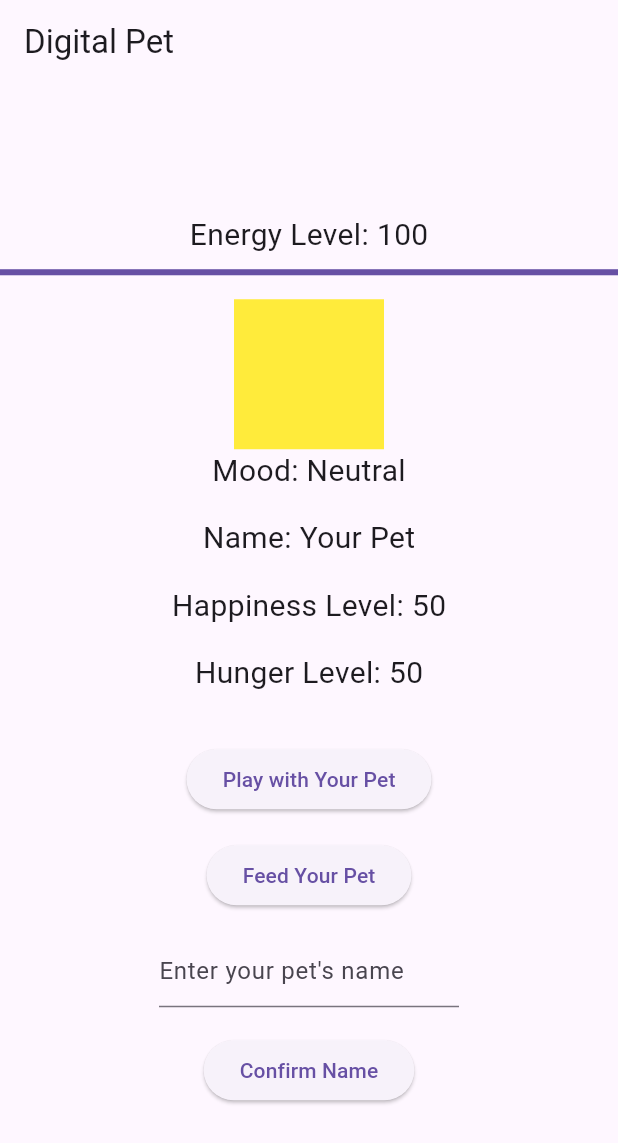
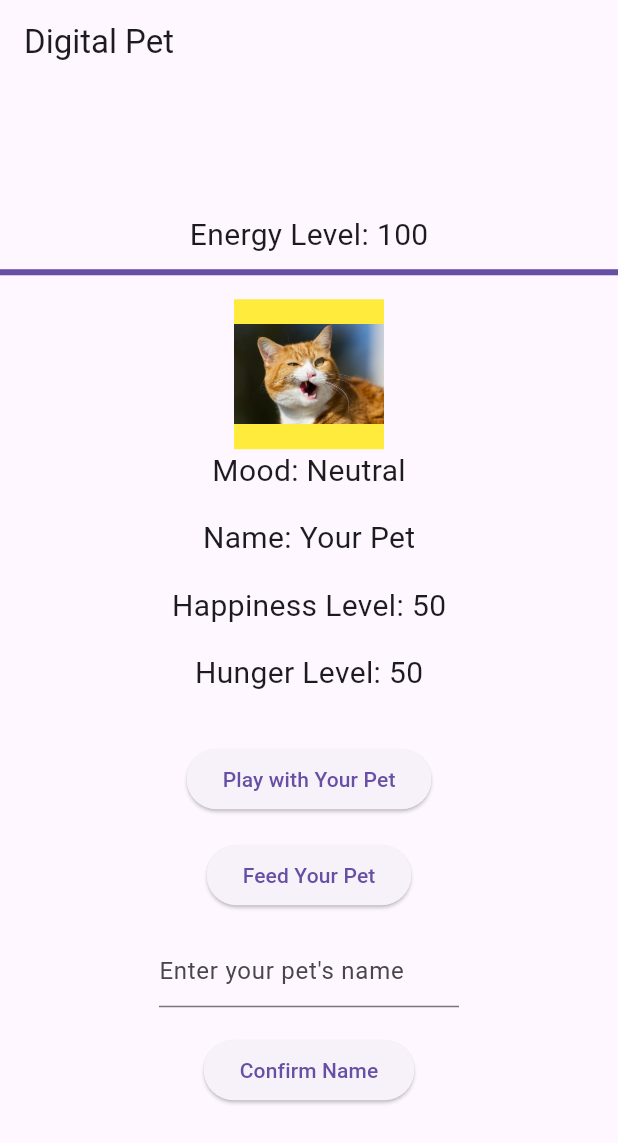
Before and after one commit to SunwooDua/pet, a Flutter app: the screen it shows after launch, on a phone screen of 412 x 824 dp. Shown: the top 1143 px of the screen. Run offline on Flutter 3.47's test engine with Material 3 defaults, Android fonts, the phone set to English and light mode, and no system bars.

Commit message:
added picture of pet

```diff
--- a/lib/main.dart
+++ b/lib/main.dart
@@ -16,7 +16,7 @@ class _DigitalPetAppState extends State<DigitalPetApp> {
   int happinessLevel = 50;
   int hungerLevel = 50;
   TextEditingController petNameController = TextEditingController();
-  int energyLevel= 100;
+  int energyLevel = 100;
 // Function to increase happiness and update hunger when playing with the pet
   void _playWithPet() {
     setState(() {
@@ -105,12 +105,12 @@ class _DigitalPetAppState extends State<DigitalPetApp> {
             ),
             SizedBox(height: 16.0),
             Container(
-              width: 100,
-              height: 100,
-              decoration: BoxDecoration(
-                color: _getPetColor(),
-              ),
-            ),
+                width: 100,
+                height: 100,
+                decoration: BoxDecoration(
+                  color: _getPetColor(),
+                ),
+                child: Image.asset("assets/pet.png")),
             Text(
               'Mood: ${_getPetMood()}',
               style: TextStyle(fontSize: 20.0),
--- a/pubspec.yaml
+++ b/pubspec.yaml
@@ -58,9 +58,8 @@ flutter:
   uses-material-design: true
 
   # To add assets to your application, add an assets section, like this:
-  # assets:
-  #   - images/a_dot_burr.jpeg
-  #   - images/a_dot_ham.jpeg
+  assets:
+    - assets/
 
   # An image asset can refer to one or more resolution-specific "variants", see
   # https://flutter.dev/to/resolution-aware-images
```
Also changed, not shown: assets/pet.png (added), pubspec.lock.
